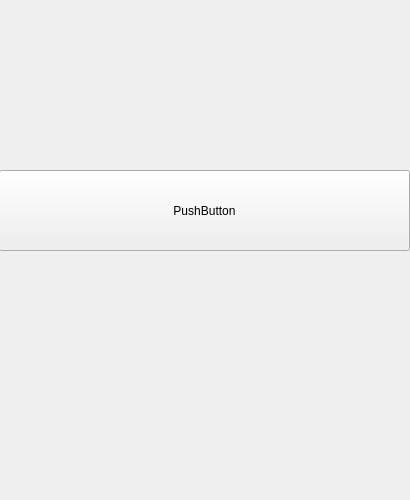
Old version of the form realProgect/intro.ui in the repository Arthur381/QTproject.
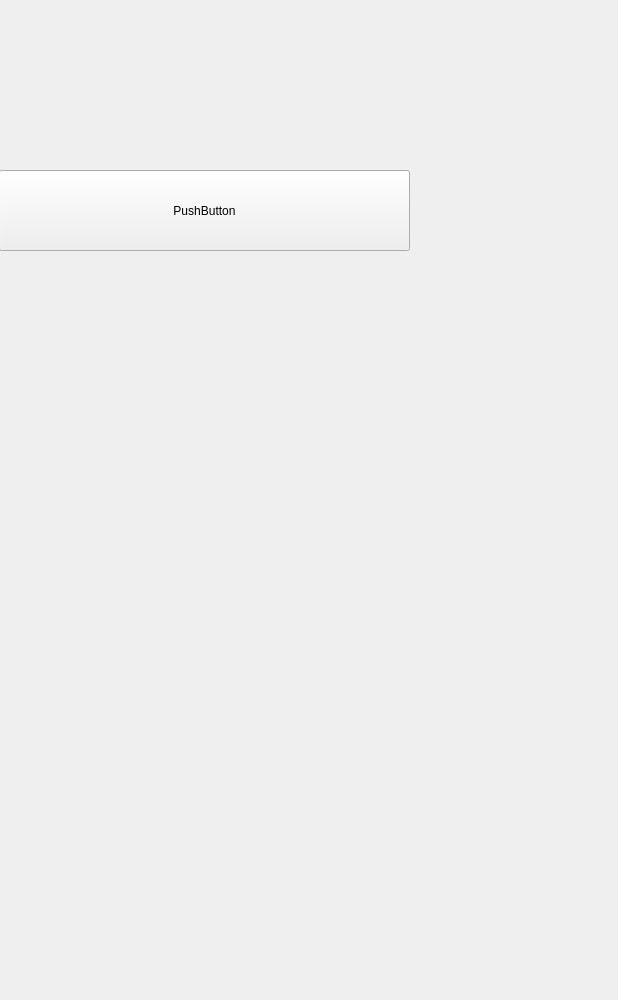
New version of the form.

```diff
--- a/realProgect/intro.ui
+++ b/realProgect/intro.ui
@@ -6,20 +6,20 @@
    <rect>
     <x>0</x>
     <y>0</y>
-    <width>410</width>
-    <height>500</height>
+    <width>618</width>
+    <height>1000</height>
    </rect>
   </property>
   <property name="minimumSize">
    <size>
-    <width>410</width>
-    <height>500</height>
+    <width>618</width>
+    <height>1000</height>
    </size>
   </property>
   <property name="maximumSize">
    <size>
-    <width>410</width>
-    <height>500</height>
+    <width>618</width>
+    <height>1000</height>
    </size>
   </property>
   <property name="windowTitle">
```
